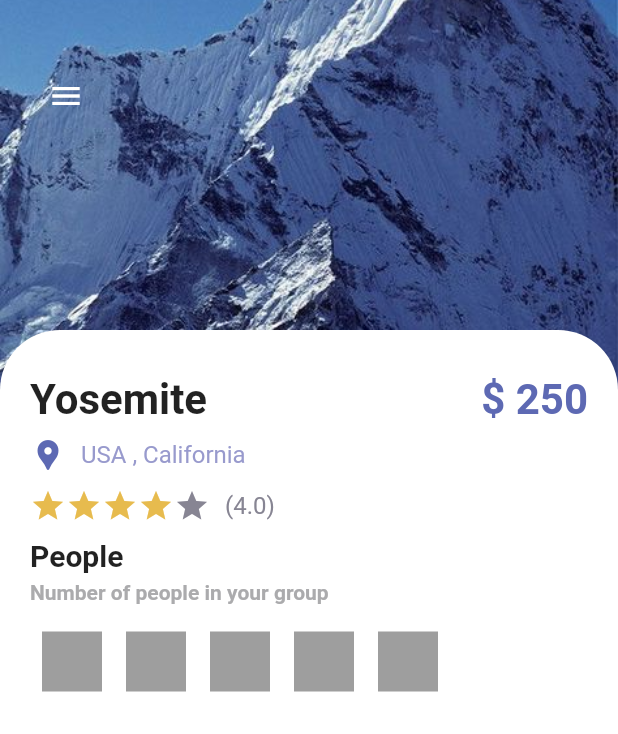
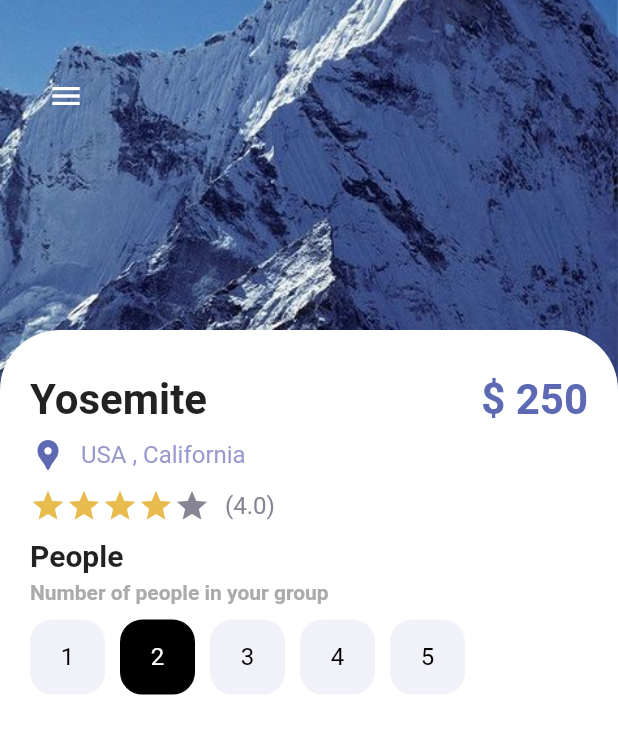
Before and after one commit to javedAJ/travel-app, a Flutter app: the screen it shows after launch, on a phone screen of 412 x 824 dp. Shown: the top 734 px of the screen. Run offline on Flutter 3.47's test engine with Material 2 defaults, Android fonts, the phone set to English and light mode, and no system bars.

Commit message:
resuable button container

```diff
--- a/lib/pages/detail_page.dart
+++ b/lib/pages/detail_page.dart
@@ -1,5 +1,6 @@
 import 'package:flutter/material.dart';
 import 'package:travel_app/misc/colors.dart';
+import 'package:travel_app/widgets/app_buttons.dart';
 import 'package:travel_app/widgets/app_large_text.dart';
 import 'package:travel_app/widgets/app_text.dart';
 
@@ -12,6 +13,7 @@ class DetailPage extends StatefulWidget {
 
 class _DetailPageState extends State<DetailPage> {
   int gottenStarts = 4;
+  int selectedIndex = 1;
   @override
   Widget build(BuildContext context) {
     return Scaffold(
@@ -142,13 +144,28 @@ class _DetailPageState extends State<DetailPage> {
                       children: List.generate(
                         5,
                         (index) {
-                          return Container(
-                            margin: const EdgeInsets.all(8),
-                            height: 40,
-                            width: 40,
-                            decoration: BoxDecoration(
-                                borderRadius: BorderRadius.circular(20)),
-                            color: Colors.grey,
+                          return InkWell(
+                            onTap: () {
+                              setState(() {
+                                selectedIndex = index;
+                              });
+                            },
+                            child: Container(
+                              margin: const EdgeInsets.only(right: 10),
+                              child: AppButtons(
+                                color: selectedIndex == index
+                                    ? Colors.white
+                                    : Colors.black,
+                                backgroundColor: selectedIndex == index
+                                    ? Colors.black
+                                    : AppColors.buttonBackground,
+                                borderColor: selectedIndex == index
+                                    ? Colors.black
+                                    : AppColors.buttonBackground,
+                                size: 50,
+                                text: (index + 1).toString(),
+                              ),
+                            ),
                           );
                         },
                       ),
--- /dev/null
+++ b/lib/widgets/app_buttons.dart
@@ -0,0 +1,53 @@
+import 'package:flutter/material.dart';
+
+import 'package:travel_app/misc/colors.dart';
+import 'package:travel_app/widgets/app_text.dart';
+
+class AppButtons extends StatelessWidget {
+  AppButtons(
+      {Key? key,
+      this.text = '1',
+      this.icon,
+      this.isIcon = false,
+      required this.color,
+      required this.backgroundColor,
+      required this.borderColor,
+      required this.size})
+      : super(key: key);
+
+  final Color color;
+  String? text;
+  IconData? icon;
+  final Color backgroundColor;
+  double size;
+  final Color borderColor;
+  bool isIcon;
+  @override
+  Widget build(BuildContext context) {
+    return Container(
+      width: size,
+      height: size,
+      decoration: BoxDecoration(
+        borderRadius: BorderRadius.circular(15),
+        color: backgroundColor,
+        border: Border.all(
+          color: borderColor,
+          width: 1,
+        ),
+      ),
+      child: isIcon == false
+          ? Center(
+              child: AppText(
+                text: text!,
+                color: color,
+              ),
+            )
+          : Center(
+              child: Icon(
+                icon,
+                color: color,
+              ),
+            ),
+    );
+  }
+}
```
